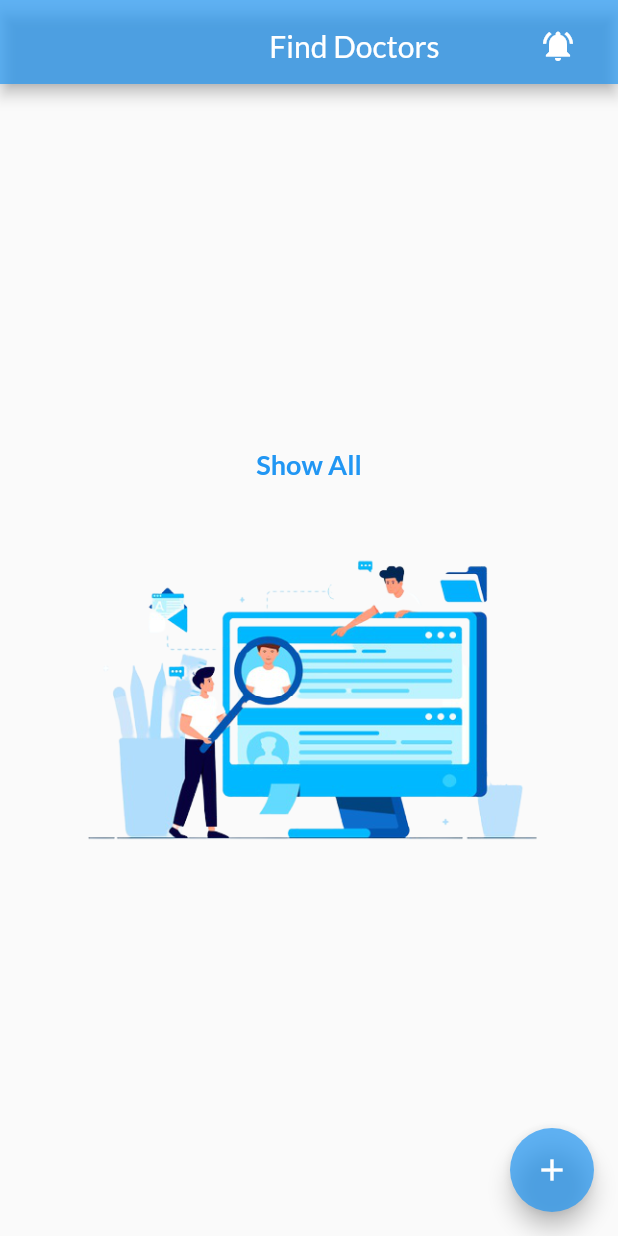
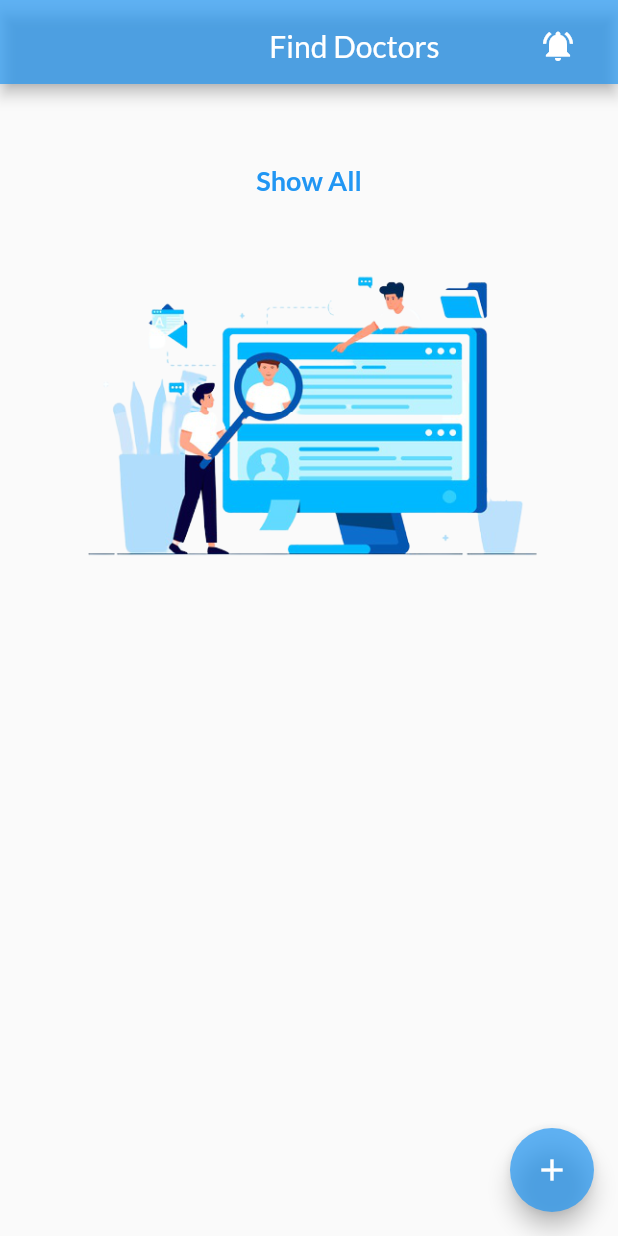
Before and after one commit to mintesnot123/doctor_scheduling, a Flutter app: the DoctorsList screen opened directly, on a phone screen of 412 x 824 dp. Run offline on Flutter 3.47's test engine with Material 2 defaults, Android fonts, the phone set to English and light mode, and no system bars; our stand-ins replace animated_text_kit, carousel_slider, cloud_firestore, firebase_auth, firebase_core, flutter_icons and 5 more; missing offline and left inert: edge_alert, quick_actions; accounts and stored records are empty.

```diff
--- a/lib/pages/doctorList.dart
+++ b/lib/pages/doctorList.dart
@@ -148,7 +148,16 @@ class _DoctorsListState extends State<DoctorsList> {
       ), */
       body: Container(
         padding: EdgeInsets.all(10),
-        child: _length == 0
+        child: ListView(
+          physics: ClampingScrollPhysics(),
+          shrinkWrap: true,
+          children: <Widget>[
+            Column(
+              children: [
+                SizedBox(
+                  height: 30,
+                ),
+                (_length == 0
                     ? Center(
                         child: Container(
                           child: Column(
@@ -175,6 +184,10 @@ class _DoctorsListState extends State<DoctorsList> {
                       )
                     : SearchList(
                         searchKey: search,
+                      ))
+              ],
+            ),
+          ],
         ),
       ),
       floatingActionButton: FloatingActionButton(
```
Also changed, not shown: 1 other file. Lines whose indentation alone changed are shown as unchanged.
